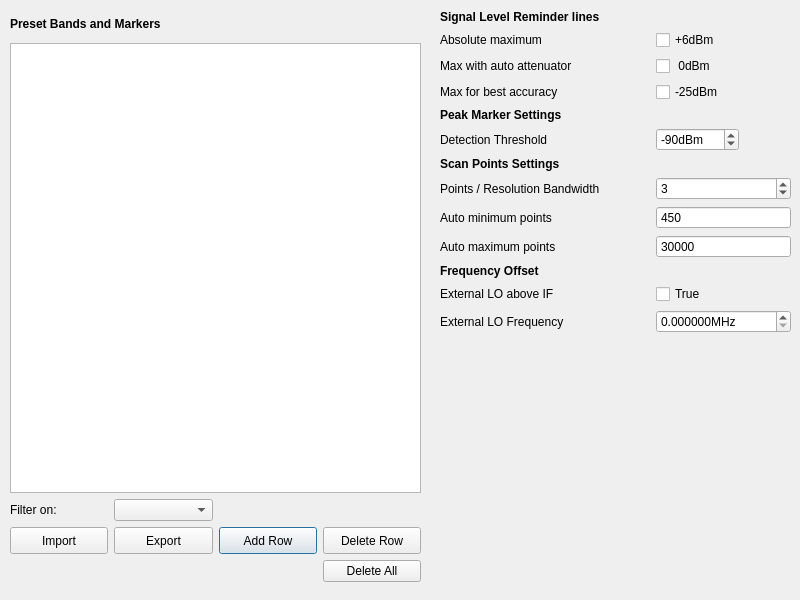
g4ixt/QtTinySA, file preferences.ui: the form before one commit.
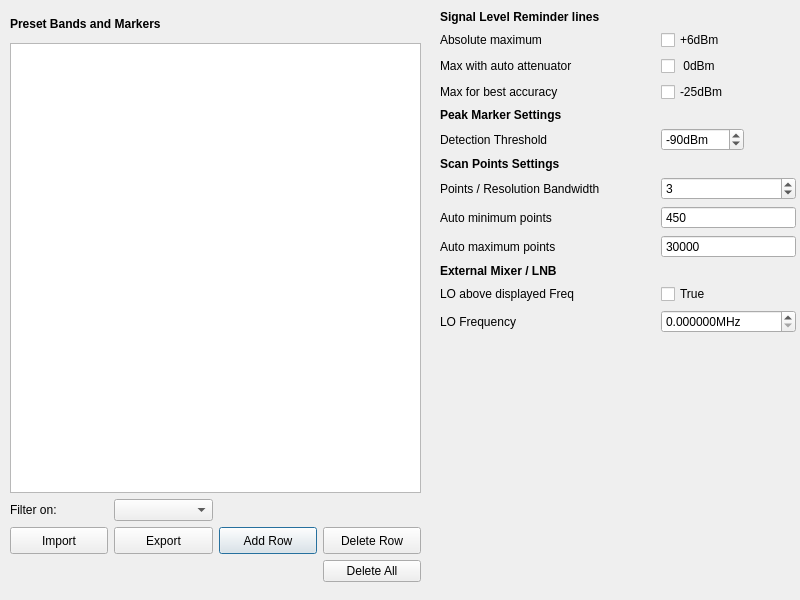
The form after the commit.

Diff of the .ui file:
```diff
--- a/preferences.ui
+++ b/preferences.ui
@@ -152,7 +152,7 @@
     <rect>
      <x>440</x>
      <y>10</y>
-     <width>351</width>
+     <width>356</width>
      <height>571</height>
     </rect>
    </property>
@@ -199,7 +199,7 @@
        </font>
       </property>
       <property name="text">
-       <string>Frequency Offset </string>
+       <string>External Mixer / LNB</string>
       </property>
      </widget>
     </item>
@@ -344,7 +344,7 @@
     <item row="11" column="0">
      <widget class="QLabel" name="label_15">
       <property name="text">
-       <string>External LO above IF</string>
+       <string>LO above displayed Freq</string>
       </property>
      </widget>
     </item>
@@ -418,7 +418,7 @@
     <item row="12" column="0">
      <widget class="QLabel" name="label_16">
       <property name="text">
-       <string>External LO Frequency</string>
+       <string>LO Frequency</string>
       </property>
      </widget>
     </item>
```
